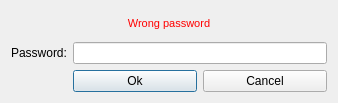
This is src/gui/ui/passworddialog.ui in mygirl8893/Catalyst-Classic-3.0.4 as Qt 5 draws it before an edit. The edited form follows.
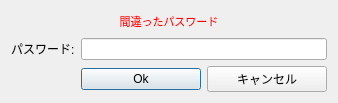
This is the edited form.

```diff
--- a/src/gui/ui/passworddialog.ui
+++ b/src/gui/ui/passworddialog.ui
@@ -42,7 +42,7 @@
    <item row="3" column="2">
     <widget class="QPushButton" name="m_cancelButton">
      <property name="text">
-      <string>Cancel</string>
+      <string>キャンセル</string>
      </property>
     </widget>
    </item>
@@ -55,7 +55,7 @@
       </sizepolicy>
      </property>
      <property name="text">
-      <string>Password:</string>
+      <string>パスワード:</string>
      </property>
     </widget>
    </item>
@@ -84,7 +84,7 @@
       <string notr="true">color: #ff0000; font: 11px;</string>
      </property>
      <property name="text">
-      <string>Wrong password</string>
+      <string>間違ったパスワード</string>
      </property>
      <property name="alignment">
       <set>Qt::AlignCenter</set>
```
Left out of the diff: 2 changed lines with no effect on the pictures.
